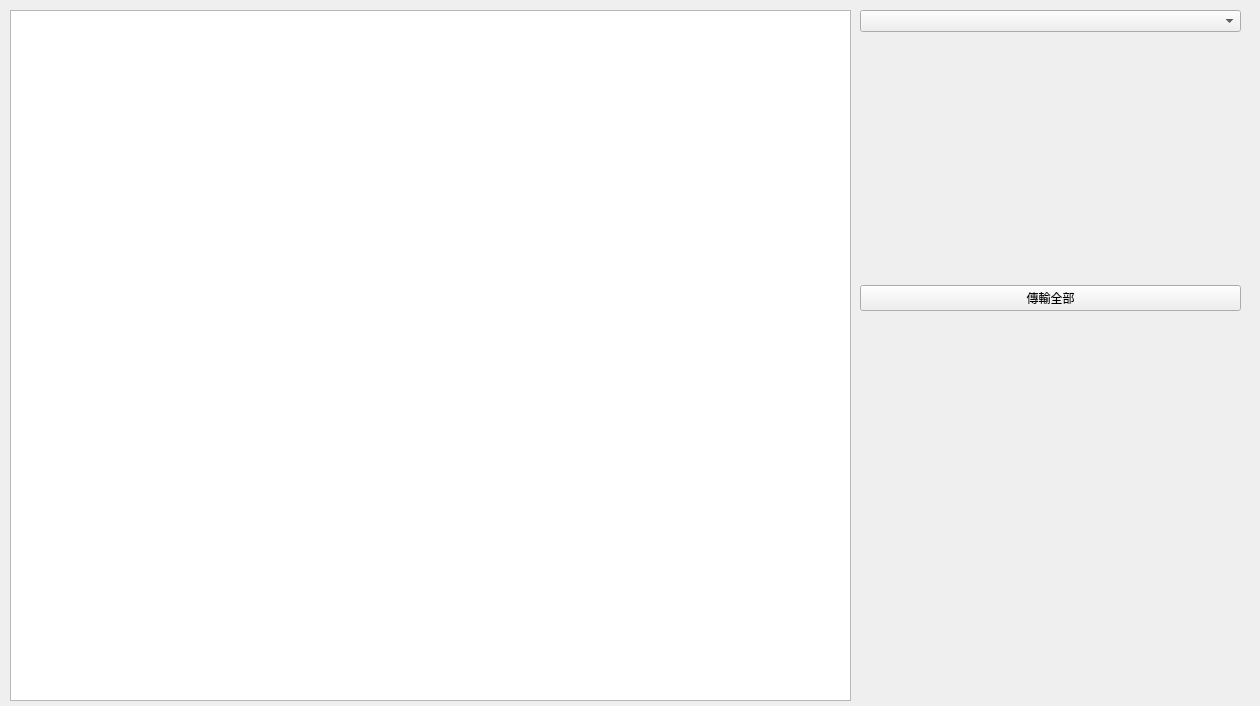
smandyscom/front-base-widget, file bank-view/frontconfigurationtransfer.ui: the form before one commit.
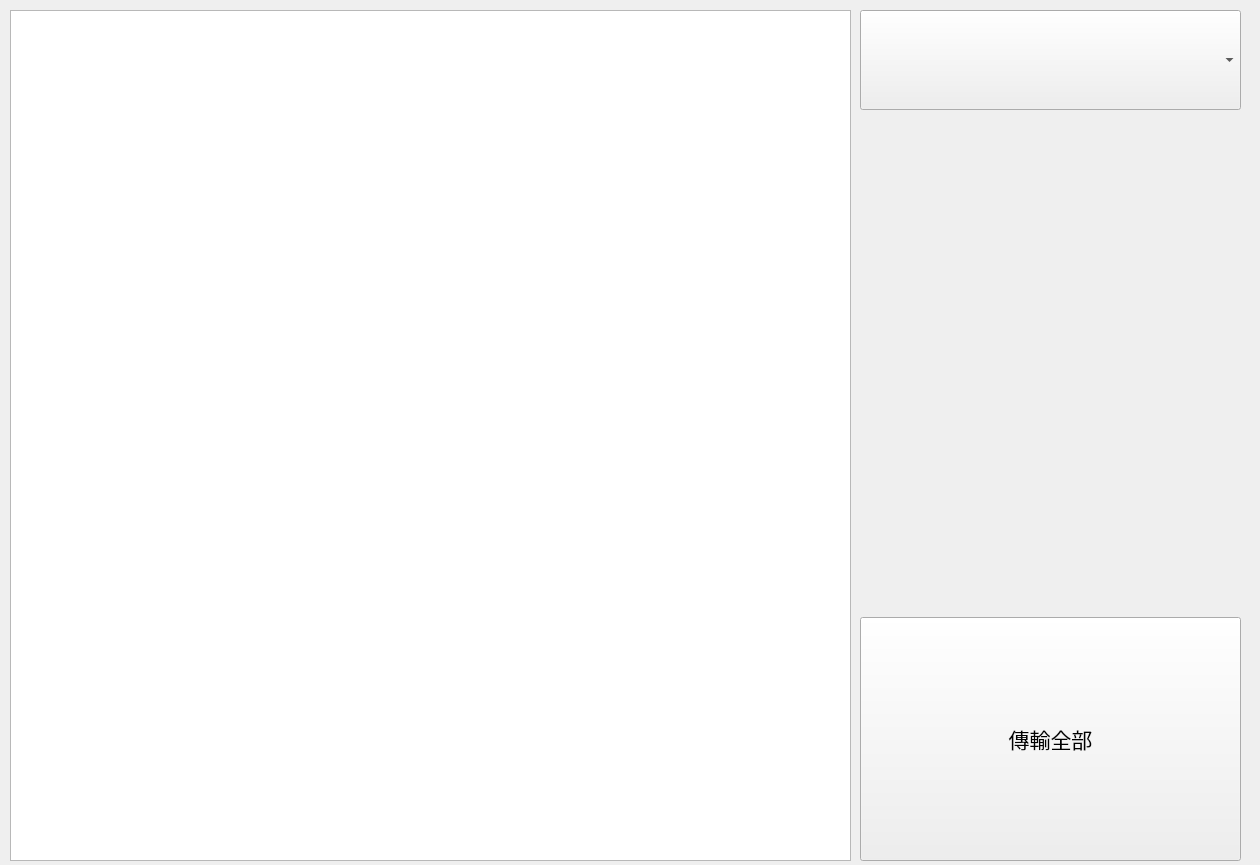
The form after the commit.

```diff
--- a/bank-view/frontconfigurationtransfer.ui
+++ b/bank-view/frontconfigurationtransfer.ui
@@ -7,9 +7,14 @@
     <x>0</x>
     <y>0</y>
     <width>1260</width>
-    <height>706</height>
+    <height>865</height>
    </rect>
   </property>
+  <property name="font">
+   <font>
+    <pointsize>16</pointsize>
+   </font>
+  </property>
   <property name="windowTitle">
    <string>Form</string>
   </property>
@@ -19,28 +24,57 @@
      <x>10</x>
      <y>10</y>
      <width>841</width>
-     <height>691</height>
+     <height>851</height>
     </rect>
    </property>
+   <attribute name="verticalHeaderVisible">
+    <bool>false</bool>
+   </attribute>
   </widget>
-  <widget class="QWidget" name="">
+  <widget class="QWidget" name="layoutWidget">
    <property name="geometry">
     <rect>
      <x>860</x>
      <y>10</y>
      <width>381</width>
-     <height>301</height>
+     <height>851</height>
     </rect>
    </property>
    <layout class="QVBoxLayout" name="verticalLayout">
     <item>
-     <widget class="QComboBox" name="comboBoxItemSelection"/>
+     <widget class="QComboBox" name="comboBoxItemSelection">
+      <property name="sizePolicy">
+       <sizepolicy hsizetype="Expanding" vsizetype="Expanding">
+        <horstretch>0</horstretch>
+        <verstretch>0</verstretch>
+       </sizepolicy>
+      </property>
+      <property name="maximumSize">
+       <size>
+        <width>550</width>
+        <height>100</height>
+       </size>
+      </property>
+     </widget>
     </item>
     <item>
-     <widget class="QWidget" name="widgetFilter" native="true"/>
+     <widget class="QWidget" name="widgetFilter" native="true">
+      <property name="sizePolicy">
+       <sizepolicy hsizetype="Expanding" vsizetype="Expanding">
+        <horstretch>0</horstretch>
+        <verstretch>0</verstretch>
+       </sizepolicy>
+      </property>
+     </widget>
     </item>
     <item>
      <widget class="QWidget" name="widgetTransfer" native="true">
+      <property name="sizePolicy">
+       <sizepolicy hsizetype="Expanding" vsizetype="Expanding">
+        <horstretch>0</horstretch>
+        <verstretch>0</verstretch>
+       </sizepolicy>
+      </property>
       <property name="styleSheet">
        <string notr="true">border-color: rgb(0, 0, 0);</string>
       </property>
@@ -48,6 +82,12 @@
     </item>
     <item>
      <widget class="QPushButton" name="pushButtonTransferAll">
+      <property name="sizePolicy">
+       <sizepolicy hsizetype="Expanding" vsizetype="Expanding">
+        <horstretch>0</horstretch>
+        <verstretch>0</verstretch>
+       </sizepolicy>
+      </property>
       <property name="text">
        <string>傳輸全部</string>
       </property>
```
